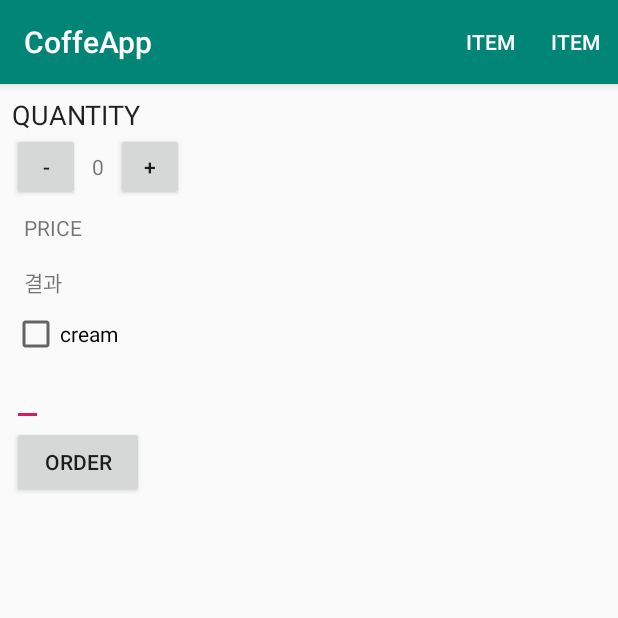
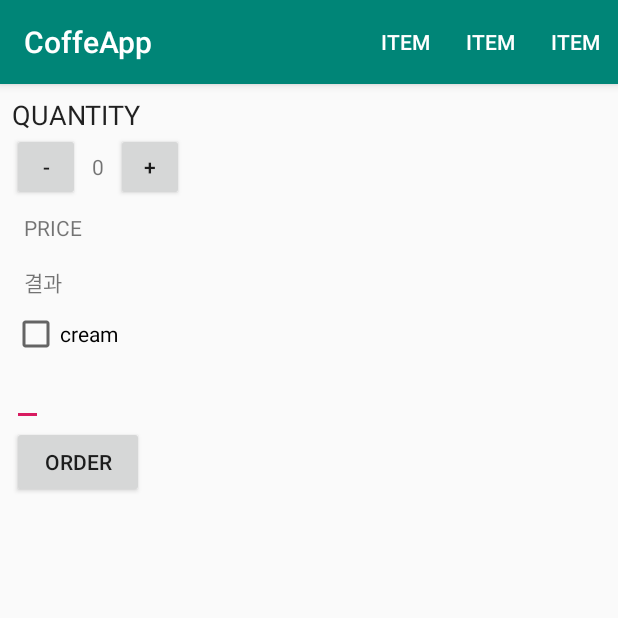
Before and after one commit to lesnyg/CoffeApp, an Android app: the coffeeActivity screen opened directly, with no data from a screen before it, on a phone screen of 412 x 824 dp, the top half of it. Run offline under Robolectric (Android 15) with nearby library versions, the phone set to English and light mode, and no system bars.

Commit message:
주거니받거니intent

```diff
--- a/app/src/main/res/menu/menu_coffee.xml
+++ b/app/src/main/res/menu/menu_coffee.xml
@@ -6,7 +6,11 @@
         android:title="item"
         app:showAsAction="ifRoom" />
     <item
-        android:id="@+id/action_setting2"
+        android:id="@+id/action_menu2"
+        android:title="item"
+        app:showAsAction="ifRoom" />
+    <item
+        android:id="@+id/action_menu3"
         android:title="item"
         app:showAsAction="ifRoom" />
 </menu>
```
Also changed, not shown: app/src/main/java/com/example/edu05/coffeapp/ForResultActivity.java (+11 -6 lines), app/src/main/java/com/example/edu05/coffeapp/coffeeActivity.java (+16 -9 lines), 1 other file.
